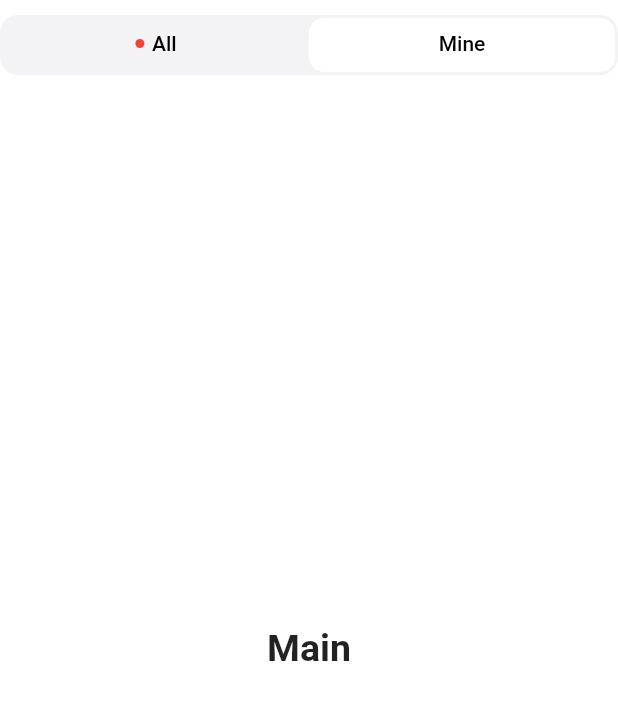
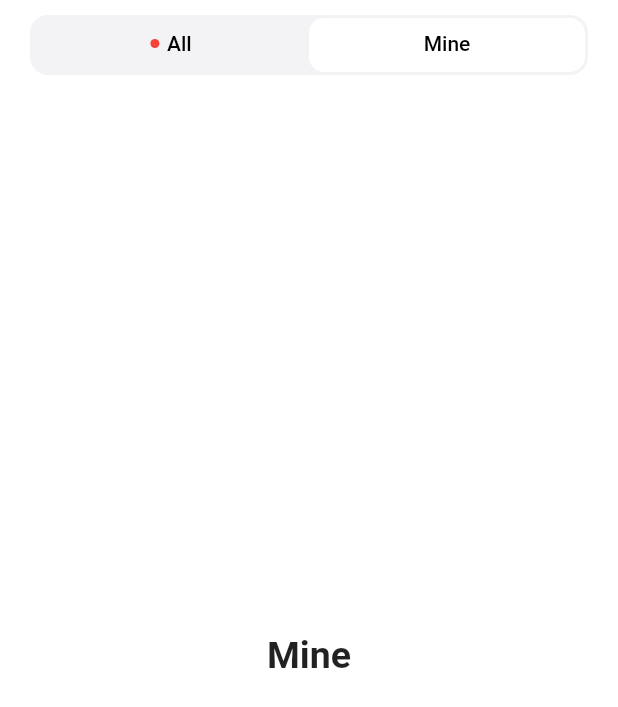
Before and after one commit to mojtaba1180/way2connect_app, a Flutter app: the StackOver screen opened directly, tab 2 chosen, on a phone screen of 412 x 824 dp. Shown: the top 707 px of the screen. Run offline on Flutter 3.47's test engine with Material 2 defaults, Android fonts, the phone set to English and light mode, and no system bars; our stand-ins replace get, loading_animation_widget; missing offline and left inert: is_first_run; statements that could not run were skipped.

Commit message:
rename ticket tab bar and update this

```diff
--- a/lib/src/global-components/tab-bar/tab-bar.dart
+++ b/lib/src/global-components/ticket-tab-bar/ticket-tab-bar.dart
@@ -1,5 +1,6 @@
 import 'package:flutter/material.dart';
 import 'package:way2connect/src/constants/color.dart';
+import 'package:way2connect/src/global-components/ticket-list-item/ticket-list-item.dart';
 
 class StackOver extends StatefulWidget {
   @override
@@ -27,12 +28,13 @@ class _StackOverState extends State<StackOver>
     return Scaffold(
       backgroundColor: Colors.white,
       body: Padding(
-        padding: const EdgeInsets.symmetric(vertical: 10),
+        padding: const EdgeInsets.only(top: 10),
         child: Column(
           children: [
             // give the tab bar a height [can change hheight to preferred height]
             Container(
                 height: 40,
+                margin: const EdgeInsets.symmetric(horizontal: 20),
                 decoration: BoxDecoration(
                   color: tLightGray,
                   borderRadius: BorderRadius.circular(
@@ -87,22 +89,44 @@ class _StackOverState extends State<StackOver>
             Expanded(
               child: TabBarView(
                 controller: _tabController,
-                children: const [
+                children: [
                   // first tab bar view widget
-                  Center(
-                    child: Text(
-                      'All',
-                      style: TextStyle(
-                        fontSize: 25,
-                        fontWeight: FontWeight.w600,
-                      ),
+                  Padding(
+                    padding: const EdgeInsets.symmetric(vertical: 10),
+                    child: ListView(
+                      children: [
+                        TicketListItem(),
+                        TicketListItem(),
+                        TicketListItem(),
+                        TicketListItem(),
+                        TicketListItem(),
+                        TicketListItem(),
+                        TicketListItem(),
+                        TicketListItem(),
+                        TicketListItem(),
+                        TicketListItem(),
+                        TicketListItem(),
+                        TicketListItem(),
+                        TicketListItem(),
+                        TicketListItem(),
+                        TicketListItem(),
+                      ],
                     ),
                   ),
+                  // Center(
+                  //   child: Text(
+                  //     'All',
+                  //     style: TextStyle(
+                  //       fontSize: 25,
+                  //       fontWeight: FontWeight.w600,
+                  //     ),
+                  //   ),
+                  // ),
 
                   // second tab bar view widget
-                  Center(
+                  const Center(
                     child: Text(
-                      'Main',
+                      'Mine',
                       style: TextStyle(
                         fontSize: 25,
                         fontWeight: FontWeight.w600,
```
